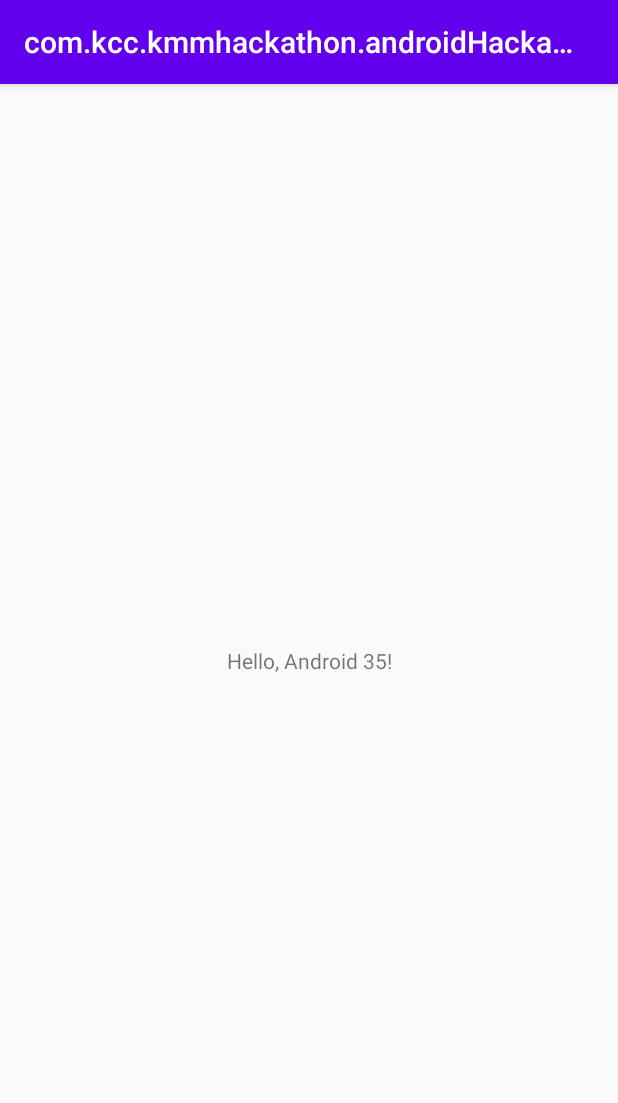
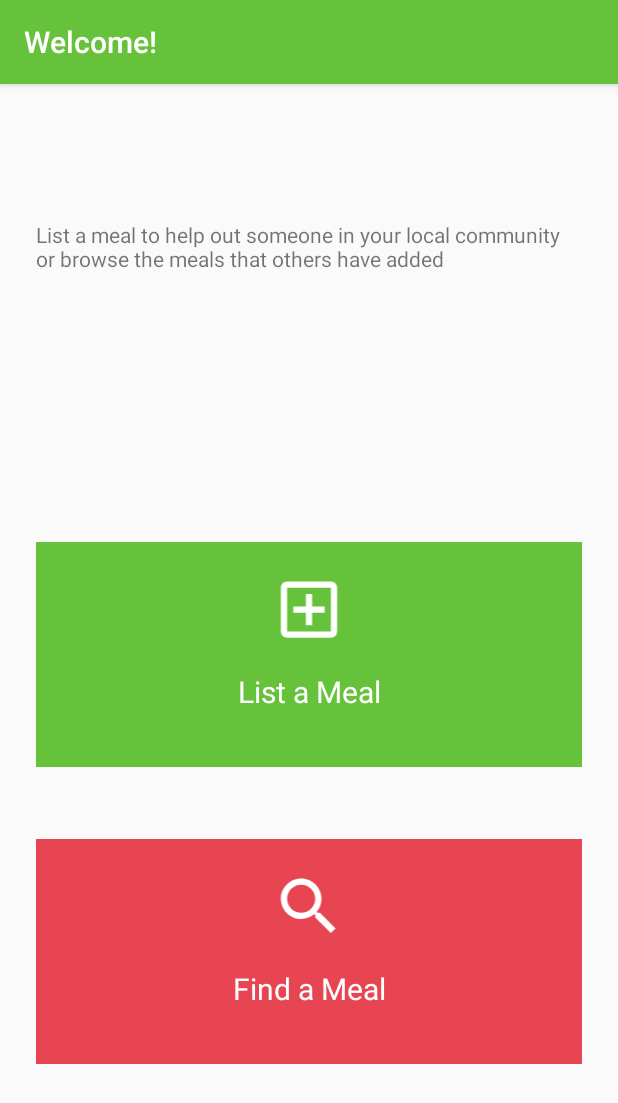
Before and after one commit to theappbusiness/benchHackathonNov20, an Android app: the screen it shows after launch (MainActivity), on a phone screen of 412 x 824 dp. Shown: the top 1103 px of the screen. Run offline under Robolectric (Android 15) with nearby library versions, the phone set to English and light mode, and no system bars.

```diff
--- a/androidHackathonApp/build.gradle.kts
+++ b/androidHackathonApp/build.gradle.kts
@@ -14,11 +14,14 @@ repositories {
 
 }
 
+val recyclerVersion = "1.1.0"
+
 dependencies {
     implementation(project(":shared"))
     implementation("com.google.android.material:material:1.2.0")
     implementation("androidx.appcompat:appcompat:1.2.0")
     implementation("androidx.constraintlayout:constraintlayout:1.1.3")
+    implementation("androidx.recyclerview:recyclerview:$recyclerVersion")
 }
 
 android {
--- /dev/null
+++ b/androidHackathonApp/src/main/java/com/kcc/kmmhackathon/androidHackathonApp/ActionButton.kt
@@ -0,0 +1,77 @@
+package com.kcc.kmmhackathon.androidHackathonApp
+
+import android.annotation.TargetApi
+import android.content.Context
+import android.os.Build
+import android.text.Spannable
+import android.text.SpannableString
+import android.text.style.BackgroundColorSpan
+import android.util.AttributeSet
+import android.widget.ImageView
+import android.widget.LinearLayout
+import android.widget.TextView
+import androidx.annotation.Nullable
+
+
+class ActionButton : LinearLayout {
+    constructor(context: Context) : super(context) {
+        inflateLayout(context)
+    }
+
+    constructor(context: Context, @Nullable attrs: AttributeSet?) : super(
+        context,
+        attrs,
+    ) {
+        inflateLayout(context)
+    }
+
+    constructor(
+        context: Context,
+        @Nullable attrs: AttributeSet?,
+        defStyleAttr: Int
+    ) : super(context, attrs, defStyleAttr) {
+        inflateLayout(context)
+    }
+
+    @TargetApi(Build.VERSION_CODES.LOLLIPOP)
+    constructor(
+        context: Context,
+        @Nullable attrs: AttributeSet?,
+        defStyleAttr: Int,
+        defStyleRes: Int
+    ) : super(context, attrs, defStyleAttr, defStyleRes) {
+        inflateLayout(context)
+    }
+
+    private fun inflateLayout(context: Context) {
+        inflate(context, R.layout.action_button, this)
+    }
+
+    override fun onFinishInflate() {
+        super.onFinishInflate()
+        val textView = findViewById<TextView>(R.id.button_text)
+        makeSpannable(textView)
+    }
+
+    private fun makeSpannable(textView: TextView) {
+        val spannable: Spannable = SpannableString(textView.text)
+        spannable.setSpan(
+            BackgroundColorSpan(-0xffdf),
+            0,
+            textView.text.length,
+            Spannable.SPAN_EXCLUSIVE_EXCLUSIVE
+        )
+        textView.text = spannable
+        invalidate()
+    }
+
+    fun setIcon(resourceId: Int) {
+        val iconView = findViewById<ImageView>(R.id.button_image)
+        iconView.setImageResource(resourceId)
+    }
+
+    fun setText(textId: Int) {
+        val textView = findViewById<TextView>(R.id.button_text)
+        textView.setText(textId)
+    }
+}
--- a/androidHackathonApp/src/main/java/com/kcc/kmmhackathon/androidHackathonApp/MainActivity.kt
+++ b/androidHackathonApp/src/main/java/com/kcc/kmmhackathon/androidHackathonApp/MainActivity.kt
@@ -1,20 +1,32 @@
 package com.kcc.kmmhackathon.androidHackathonApp
 
+import android.content.Intent
+import android.graphics.drawable.GradientDrawable
 import androidx.appcompat.app.AppCompatActivity
 import android.os.Bundle
 import com.kcc.kmmhackathon.shared.Greeting
 import android.widget.TextView
 
-fun greet(): String {
-    return Greeting().greeting()
-}
-
 class MainActivity : AppCompatActivity() {
     override fun onCreate(savedInstanceState: Bundle?) {
         super.onCreate(savedInstanceState)
         setContentView(R.layout.activity_main)
+        setTitle(R.string.heading)
 
-        val tv: TextView = findViewById(R.id.text_view)
-        tv.text = greet()
+        val addMealButton = findViewById<ActionButton>(R.id.add_meal_button)
+        addMealButton.setIcon(R.drawable.ic_outline_add_box_24)
+        addMealButton.setText(R.string.add_meal_title)
+        addMealButton.setOnClickListener {
+            val intent = Intent(this, AddMealActivity::class.java)
+            startActivity(intent)
+        }
+
+        val findMealButton = findViewById<ActionButton>(R.id.find_meal_button)
+        findMealButton.setIcon(R.drawable.ic_baseline_search_24)
+        findMealButton.setText(R.string.find_meal_title)
+        findMealButton.setOnClickListener {
+            val intent = Intent(this, FindMealActivity::class.java)
+            startActivity(intent)
+        }
     }
 }
--- /dev/null
+++ b/androidHackathonApp/src/main/res/drawable/ic_baseline_search_24.xml
@@ -0,0 +1,10 @@
+<vector xmlns:android="http://schemas.android.com/apk/res/android"
+    android:width="24dp"
+    android:height="24dp"
+    android:viewportWidth="24"
+    android:viewportHeight="24"
+    android:tint="?attr/colorControlNormal">
+    <path
+        android:fillColor="@android:color/white"
+        android:pathData="M15.5,14h-0.79l-0.28,-0.27C15.41,12.59 16,11.11 16,9.5 16,5.91 13.09,3 9.5,3S3,5.91 3,9.5 5.91,16 9.5,16c1.61,0 3.09,-0.59 4.23,-1.57l0.27,0.28v0.79l5,4.99L20.49,19l-4.99,-5zM9.5,14C7.01,14 5,11.99 5,9.5S7.01,5 9.5,5 14,7.01 14,9.5 11.99,14 9.5,14z"/>
+</vector>
--- /dev/null
+++ b/androidHackathonApp/src/main/res/drawable/ic_outline_add_box_24.xml
@@ -0,0 +1,10 @@
+<vector xmlns:android="http://schemas.android.com/apk/res/android"
+    android:width="24dp"
+    android:height="24dp"
+    android:viewportWidth="24"
+    android:viewportHeight="24"
+    android:tint="?attr/colorControlNormal">
+    <path
+        android:fillColor="@android:color/white"
+        android:pathData="M19,3L5,3c-1.11,0 -2,0.9 -2,2v14c0,1.1 0.89,2 2,2h14c1.1,0 2,-0.9 2,-2L21,5c0,-1.1 -0.9,-2 -2,-2zM19,19L5,19L5,5h14v14zM11,17h2v-4h4v-2h-4L13,7h-2v4L7,11v2h4z"/>
+</vector>
--- /dev/null
+++ b/androidHackathonApp/src/main/res/layout/action_button.xml
@@ -0,0 +1,28 @@
+<?xml version="1.0" encoding="utf-8"?>
+<LinearLayout
+    xmlns:android="http://schemas.android.com/apk/res/android"
+    xmlns:app="http://schemas.android.com/apk/res-auto"
+    android:layout_height="wrap_content"
+    android:layout_width="match_parent"
+    android:minHeight="@dimen/button_min_height"
+    android:gravity="center"
+    android:orientation="vertical"
+    android:id="@+id/action_button">
+
+    <ImageView
+        android:id="@+id/button_image"
+        android:layout_height="wrap_content"
+        android:layout_width="match_parent"
+        android:minHeight="@dimen/button_image_size"
+        android:minWidth="@dimen/button_image_size"
+        app:tint="@color/white" />
+
+    <TextView
+        android:gravity="center_horizontal"
+        android:id="@+id/button_text"
+        android:layout_height="wrap_content"
+        android:layout_width="match_parent"
+        android:padding="@dimen/default_padding"
+        android:textColor="@color/white"
+        android:textSize="@dimen/button_title_size" />
+</LinearLayout>
--- a/androidHackathonApp/src/main/res/layout/activity_main.xml
+++ b/androidHackathonApp/src/main/res/layout/activity_main.xml
@@ -9,13 +9,43 @@
     tools:context=".MainActivity">
 
   <TextView
-      android:layout_width="wrap_content"
+      android:id="@+id/textView"
+      android:layout_width="match_parent"
       android:layout_height="wrap_content"
-      android:text="Hello World!"
-      android:id="@+id/text_view"
-      app:layout_constraintBottom_toBottomOf="parent"
-      app:layout_constraintLeft_toLeftOf="parent"
-      app:layout_constraintRight_toRightOf="parent"
-      app:layout_constraintTop_toTopOf="parent"/>
+      android:layout_marginBottom="@dimen/medium_margin"
+      android:layout_marginLeft="@dimen/default_margin"
+      android:layout_marginRight="@dimen/medium_margin"
+      android:text="@string/subheading"
+      app:layout_constraintBottom_toTopOf="@+id/button_container"
+      app:layout_constraintEnd_toEndOf="parent"
+      app:layout_constraintTop_toTopOf="parent"
+      app:layout_constraintStart_toStartOf="parent" />
 
+  <LinearLayout
+      android:id="@+id/button_container"
+      android:orientation="vertical"
+      android:layout_width="match_parent"
+      android:layout_height="wrap_content"
+      android:layout_marginTop="@dimen/medium_margin"
+      app:layout_constraintTop_toBottomOf="@id/textView"
+      app:layout_constraintEnd_toEndOf="parent"
+      app:layout_constraintStart_toStartOf="parent"
+      app:layout_constraintBottom_toBottomOf="parent">
+
+    <com.kcc.kmmhackathon.androidHackathonApp.ActionButton
+        android:id="@+id/add_meal_button"
+        android:background="@color/colorPrimary"
+        android:layout_width="match_parent"
+        android:layout_height="wrap_content"
+        android:layout_margin="@dimen/default_margin"
+        android:layout_marginTop="@dimen/medium_margin"/>
+
+    <com.kcc.kmmhackathon.androidHackathonApp.ActionButton
+        android:id="@+id/find_meal_button"
+        android:background="@color/colorSecondary"
+        android:layout_width="match_parent"
+        android:layout_height="wrap_content"
+        android:layout_margin="@dimen/default_margin" />
+
+  </LinearLayout>
 </androidx.constraintlayout.widget.ConstraintLayout>
--- a/androidHackathonApp/src/main/res/values/colors.xml
+++ b/androidHackathonApp/src/main/res/values/colors.xml
@@ -1,6 +1,8 @@
 <?xml version="1.0" encoding="utf-8"?>
 <resources>
-    <color name="colorPrimary">#6200EE</color>
-    <color name="colorPrimaryDark">#3700B3</color>
+    <color name="white">#FFFFFF</color>
+    <color name="colorPrimary">#65C23A</color>
+    <color name="colorSecondary">#E74551</color>
+    <color name="colorPrimaryDark">#2d9100</color>
     <color name="colorAccent">#03DAC5</color>
 </resources>
--- /dev/null
+++ b/androidHackathonApp/src/main/res/values/dimens.xml
@@ -0,0 +1,11 @@
+<?xml version="1.0" encoding="utf-8"?>
+<resources>
+    <dimen name="default_margin">24dp</dimen>
+    <dimen name="medium_margin">32dp</dimen>
+    <dimen name="default_padding">16dp</dimen>
+    <dimen name="button_image_size">50dp</dimen>
+    <dimen name="button_title_size">20sp</dimen>
+    <dimen name="default_text_size">18sp</dimen>
+    <dimen name="button_min_height">150dp</dimen>
+    <dimen name="row_padding">15dp</dimen>
+</resources>
--- /dev/null
+++ b/androidHackathonApp/src/main/res/values/strings.xml
@@ -0,0 +1,10 @@
+<?xml version="1.0" encoding="utf-8"?>
+<resources>
+    <string name="heading">Welcome!</string>
+    <string name="subheading">List a meal to help out someone in your local community or browse the meals that others have added</string>
+    <string name="add_meal_title">List a Meal</string>
+    <string name="find_meal_title">Find a Meal</string>
+    <string name="title_activity_add_meal">AddMealActivity</string>
+    <string name="add_meal_activity_header">This is the add meal activity screen</string>
+    <string name="find_meal_activity_header">This is the find meal activity screen</string>
+</resources>
```
Also changed, not shown: androidHackathonApp/src/main/AndroidManifest.xml (+17 -6 lines), androidHackathonApp/src/main/java/com/kcc/kmmhackathon/androidHackathonApp/AddMealActivity.kt (added, +11 -0 lines), androidHackathonApp/src/main/java/com/kcc/kmmhackathon/androidHackathonApp/FindMealActivity.kt (added, +25 -0 lines), androidHackathonApp/src/main/java/com/kcc/kmmhackathon/androidHackathonApp/MealsAdapter.kt (added, +41 -0 lines), androidHackathonApp/src/main/java/com/kcc/kmmhackathon/androidHackathonApp/data/Meal.kt (added, +15 -0 lines), androidHackathonApp/src/main/res/layout/add_meal_activity.xml (added, +20 -0 lines), androidHackathonApp/src/main/res/layout/find_meal_activity.xml (added, +19 -0 lines), androidHackathonApp/src/main/res/layout/meal_item_row.xml (added, +36 -0 lines).
